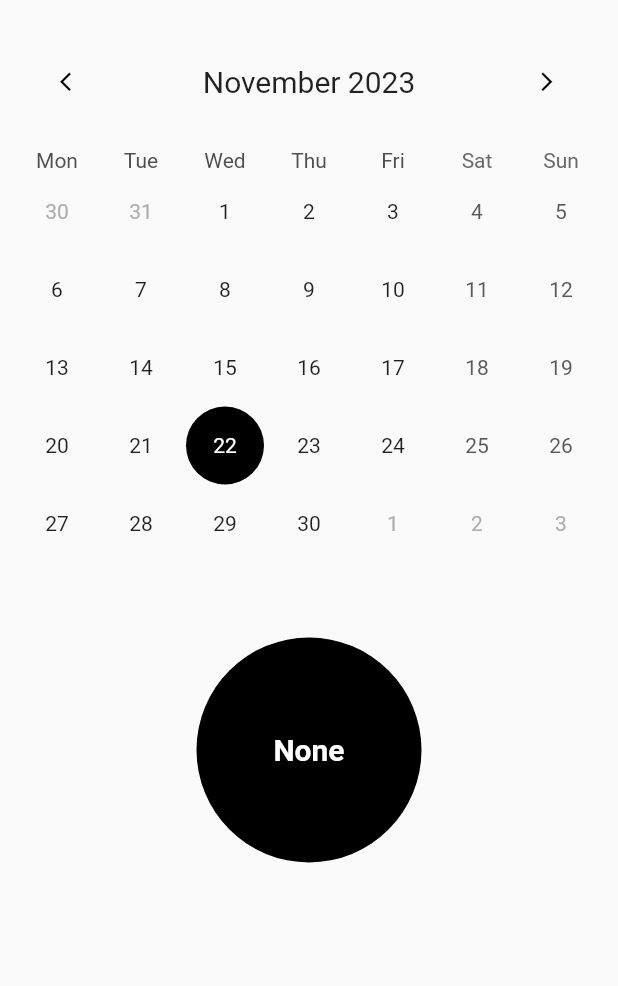
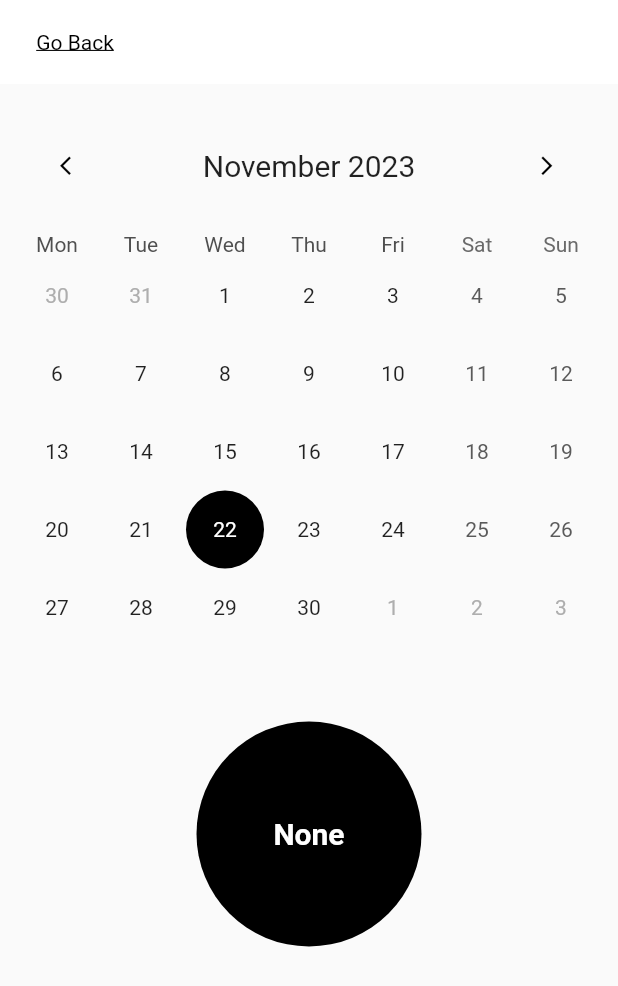
Before and after one commit to timsedev/mooodify, a Flutter app: the CalendarView screen opened by its route, on a phone screen of 412 x 824 dp. Shown: the top 986 px of the screen. Run offline on Flutter 3.47's test engine with Material 2 defaults, Android fonts, the phone set to English and light mode, and no system bars; drawn by our look-alikes of table_calendar; our stand-ins replace stacked, stacked_services, stacked_shared.

Commit message:
added appbar to navBack

```diff
--- a/mooodify/lib/ui/views/calendar/calendar_view.dart
+++ b/mooodify/lib/ui/views/calendar/calendar_view.dart
@@ -18,6 +18,7 @@ class CalendarView extends StackedView<CalendarViewModel> {
     Widget? child,
   ) {
     return Scaffold(
+      appBar: _buildAppBar(context, viewModel),
       body: SafeArea(
         child: Padding(
           padding: const EdgeInsets.all(10),
@@ -42,6 +43,29 @@ class CalendarView extends StackedView<CalendarViewModel> {
   @override
   void onViewModelReady(CalendarViewModel viewModel) async {
     await viewModel.init();
+  }
+
+  AppBar _buildAppBar(BuildContext context, CalendarViewModel viewModel) {
+    return AppBar(
+      leadingWidth: 100,
+      leading: GestureDetector(
+        onTap: viewModel.navBack,
+        child: const Padding(
+          padding: EdgeInsets.all(10),
+          child: Center(
+            child: Text(
+              'Go Back',
+              style: TextStyle(
+                color: Colors.black,
+                decoration: TextDecoration.underline,
+              ),
+            ),
+          ),
+        ),
+      ),
+      backgroundColor: Colors.white,
+      elevation: 0,
+    );
   }
 
   Color _setDotColor(CalendarViewModel viewModel, DateTime datetime) {
--- a/mooodify/lib/ui/views/calendar/calendar_viewmodel.dart
+++ b/mooodify/lib/ui/views/calendar/calendar_viewmodel.dart
@@ -2,9 +2,11 @@ import 'package:mooodify/app/app.locator.dart';
 import 'package:mooodify/core/models/mood.dart';
 import 'package:mooodify/services/mood_service.dart';
 import 'package:stacked/stacked.dart';
+import 'package:stacked_services/stacked_services.dart';
 
 class CalendarViewModel extends BaseViewModel {
   final _moodService = locator<MoodService>();
+  final _navigationService = locator<NavigationService>();
 
   Mood todayMood = Mood.none;
   DateTime focusedDay = DateTime.now();
@@ -28,4 +30,8 @@ class CalendarViewModel extends BaseViewModel {
     focusedDay = day;
     notifyListeners();
   }
+
+  void navBack() {
+    _navigationService.back();
+  }
 }
```
